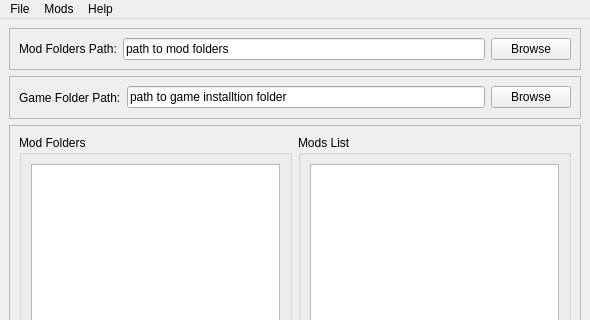
Above: EditorGUI.ui from DangerousDick/FS-Mod-Folder-Manager before the change; both pictures show x 0 to 590 and y 0 to 320 of the 590 by 555 pixel window. Below: the same form after it.
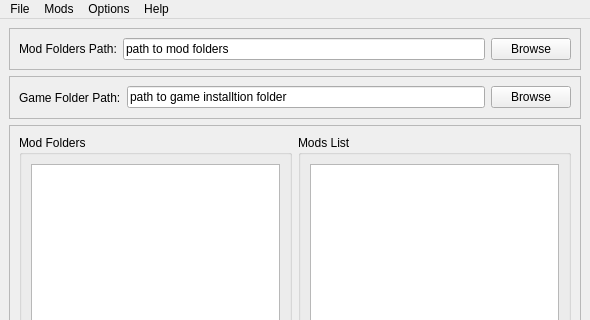
That is the form after the change. Icons and pictures are not drawn.

Commit message: Added Options menu and moved the options menu items from the File Menu. Updated the help files.

```diff
--- a/EditorGUI.ui
+++ b/EditorGUI.ui
@@ -277,8 +277,17 @@
     <addaction name="separator"/>
     <addaction name="mnuCopyMods"/>
    </widget>
+   <widget class="QMenu" name="menuSettings">
+    <property name="title">
+     <string>Options</string>
+    </property>
+    <addaction name="mnuFIleShowOptions"/>
+    <addaction name="separator"/>
+    <addaction name="mnuFileClickToLaunch"/>
+   </widget>
    <addaction name="menuFile"/>
    <addaction name="menuMods"/>
+   <addaction name="menuSettings"/>
    <addaction name="menuHelp"/>
   </widget>
   <widget class="QStatusBar" name="statusbar"/>
```
Left out of the diff: 2 changed lines with no effect on the pictures. The commit also changes 3 other files.
